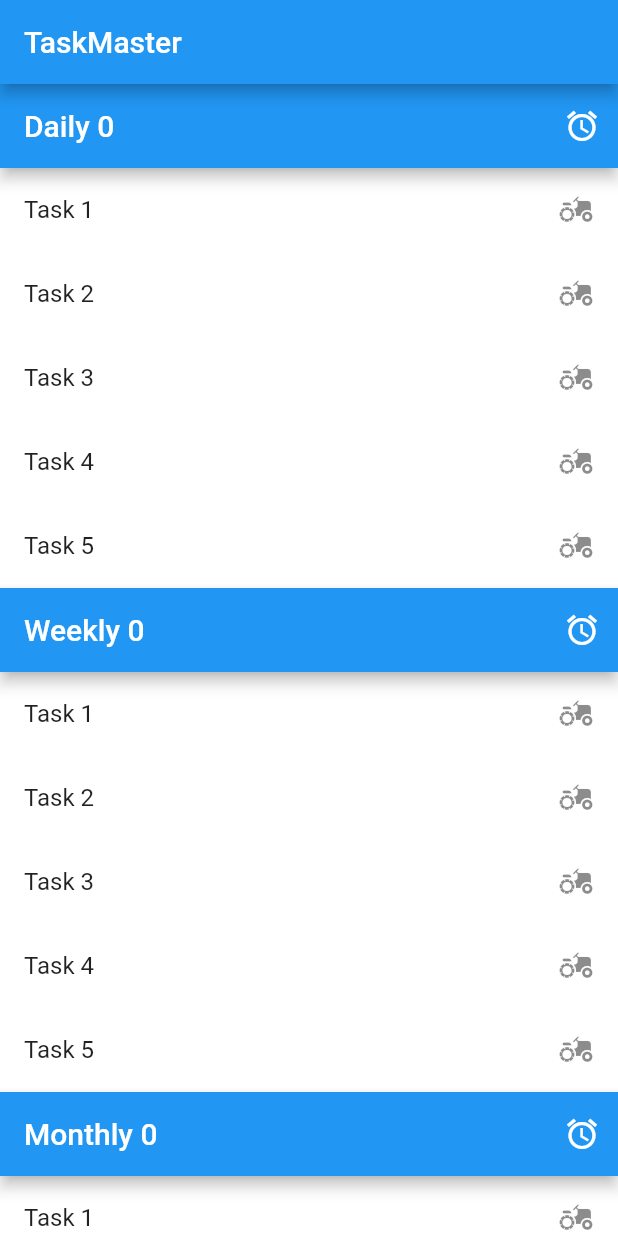
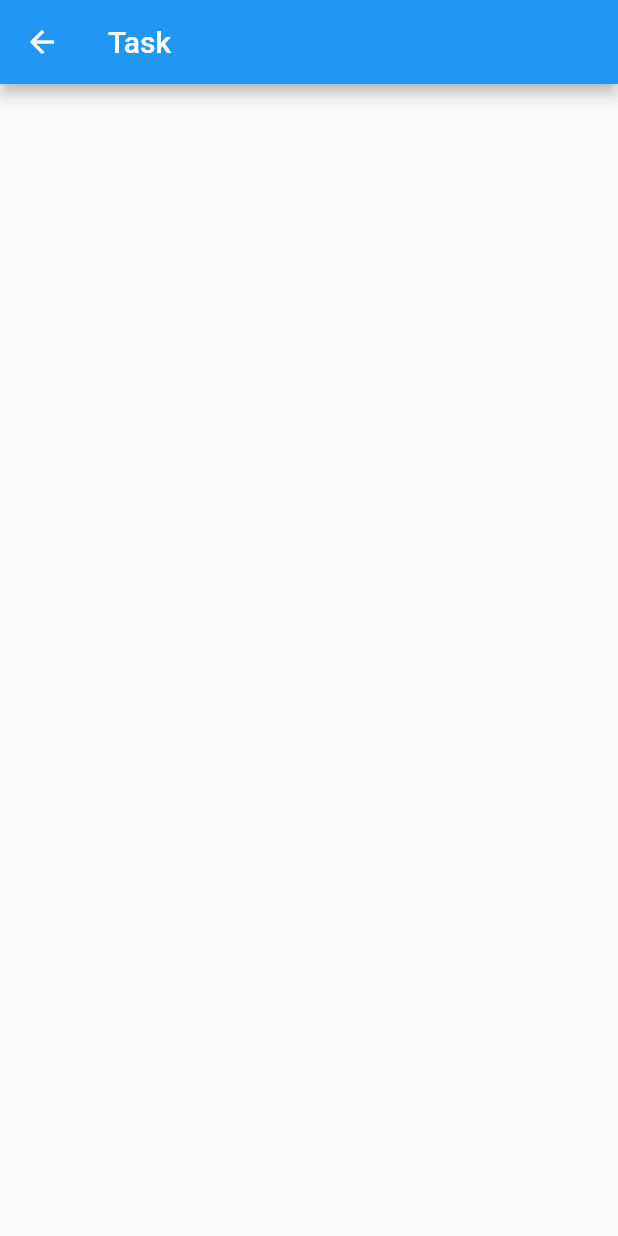
Before and after one commit to m0rticus/taskmaster_project, a Flutter app: the screen it shows after launch, after a tap on the "access alarm" icon, on a phone screen of 412 x 824 dp. Run offline on Flutter 3.47's test engine with Material 2 defaults, Android fonts, the phone set to English and light mode, and no system bars.

Commit message:
added basic routing

```diff
--- a/lib/main.dart
+++ b/lib/main.dart
@@ -5,6 +5,7 @@ import 'package:flutter/widgets.dart';
 
 void main() => runApp(MyApp());
 
+// Stateful class for app
 class MyApp extends StatefulWidget {
   @override
   State<StatefulWidget> createState() {
@@ -12,33 +13,48 @@ class MyApp extends StatefulWidget {
   }
 }
 
+// Stateful class to build app
+// Primarily for routing
 class MyAppState extends State<MyApp> {
+  @override
+  Widget build(BuildContext context) {
+    return MaterialApp(
+      home: TaskOverview(),
+      routes: {
+        'categoryDetails': (context) => TaskDetails()
+      }
+    );
+  }
+}
 
+// Class for main homepage overview
+class TaskOverview extends StatefulWidget {
+  @override
+  State<StatefulWidget> createState() {
+    return TaskOverviewState();
+  }
+}
+
+// Stateful class to build homepage overview
+class TaskOverviewState extends State<TaskOverview> {
   final List<String> buttonEntries = ['Daily', 'Weekly', 'Monthly', 'General'];
   final List<String> textEntries = ['Task 1', 'Task 2', 'Task 3', 'Task 4', 'Task 5'];
   final ButtonStyle headerStyle = ElevatedButton.styleFrom(minimumSize: Size(0, 50));
   var index = 0;
 
-  void printHello() {
-    setState(() {
-      index += 1;
-    });
-    print('Button 3 was pressed');
-    print(index);
-  }
-
   @override
   Widget build(BuildContext context) {
-    return MaterialApp(
-      home: Scaffold(
-        appBar: AppBar(title: Text('TaskMaster')),
+    return Scaffold(
+        appBar: AppBar(
+          title: Text('TaskMaster')
+        ),
         backgroundColor: Colors.white,
         body: ListView(
-          children: _buildCategories()
+        children: _buildCategories()
         ),
-      ),
     );
   }
+  // Builds a given category (primarily just the header)
   Widget _buildCategory(int i) {
     return AppBar(
       title: Text(buttonEntries[i] + ' $index'),
@@ -46,11 +62,13 @@ class MyAppState extends State<MyApp> {
         IconButton(
             icon: Icon(Icons.access_alarm),
             tooltip: 'Click here',
-            onPressed: () => print('nice')
+            onPressed: () => Navigator.pushNamed(context, "categoryDetails")
         ),
       ],
     );
   }
+
+  // Builds the tasks in a given category using ReorderableListView.
   Widget _buildTasks() {
     return ReorderableListView(
         shrinkWrap: true,
@@ -59,7 +77,11 @@ class MyAppState extends State<MyApp> {
           for (int i = 0; i < textEntries.length; i++)
             ListTile(
               key: Key('$i'),
-              trailing: Icon(Icons.agriculture_rounded),
+              trailing: IconButton(
+                  icon: Icon(Icons.add),
+                  tooltip: 'More details',
+                  onPressed: () => Navigator.pushNamed(context, "categoryDetails")
+              ),
               title: Text(textEntries[i]),
             ),
         ],
@@ -74,6 +96,8 @@ class MyAppState extends State<MyApp> {
         }
     );
   }
+
+  // Builds the categories of the home page.
   List<Widget> _buildCategories() {
     var list = <Widget>[];
     for (int i = 0; i < buttonEntries.length; i++) {
@@ -83,3 +107,23 @@ class MyAppState extends State<MyApp> {
     return list;
   }
 }
+
+// Class for more task details page
+class TaskDetails extends StatefulWidget {
+  @override
+  State<StatefulWidget> createState() {
+    return TaskDetailsState();
+  }
+}
+
+// Class to build task details page
+class TaskDetailsState extends State<TaskDetails> {
+  @override
+  Widget build(BuildContext context) {
+    return Scaffold(
+        appBar: AppBar(
+          title: Text('Task'),
+        )
+    );
+  }
+}
```
